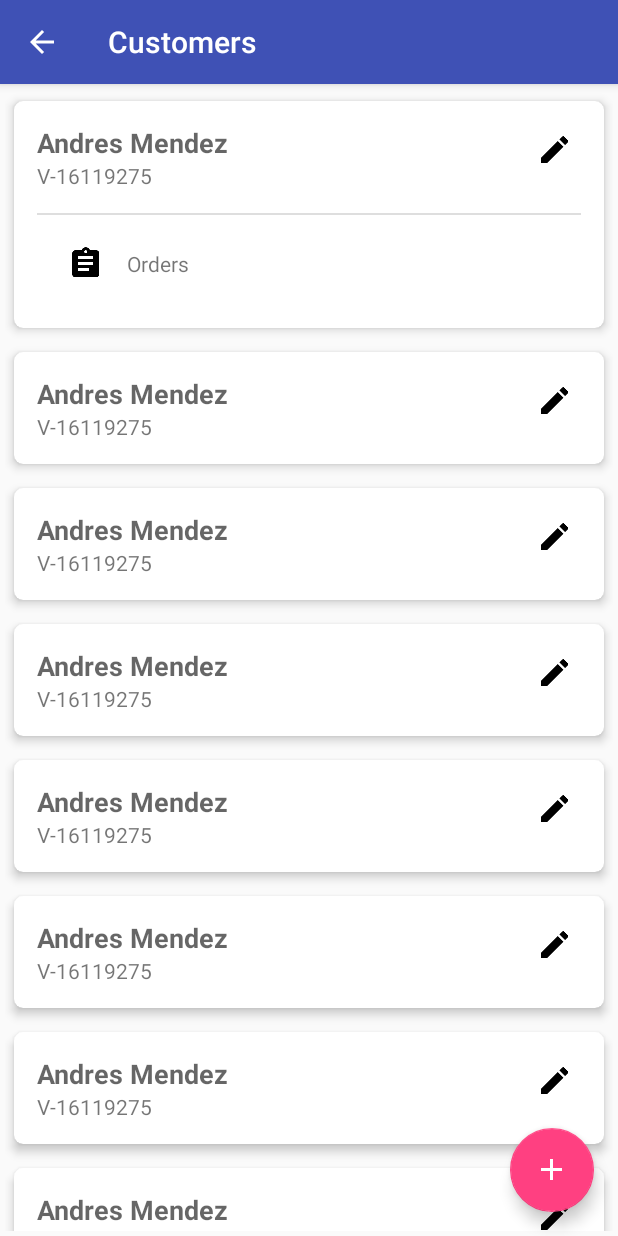
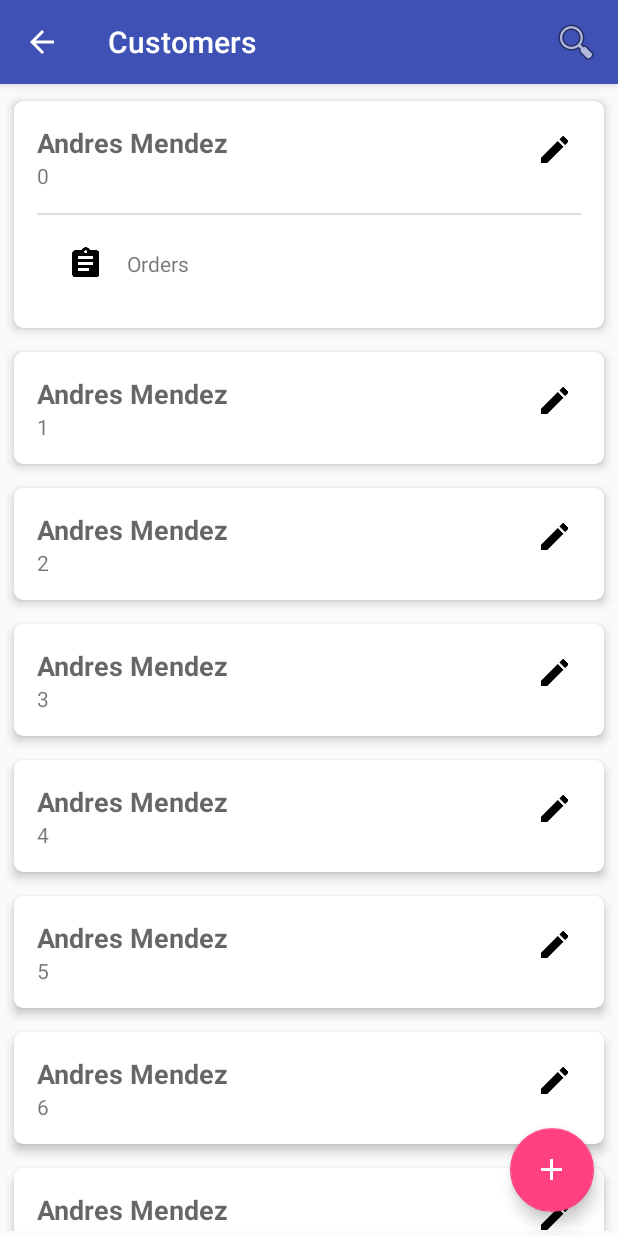
Before and after one commit to andresjose1983/osm, an Android app: the CustomersActivity screen opened directly, with no data from a screen before it, after a tap on "Andres Mendez", on a phone screen of 412 x 824 dp. Run offline under Robolectric (Android 15) with nearby library versions, the phone set to English and light mode, and no system bars.

Commit message:
Improved show customer action

```diff
--- a/app/src/main/java/com/pskloud/osm/CustomersActivity.java
+++ b/app/src/main/java/com/pskloud/osm/CustomersActivity.java
@@ -1,16 +1,15 @@
 package com.pskloud.osm;
 
+import android.app.SearchManager;
 import android.content.Context;
 import android.content.Intent;
 import android.os.Bundle;
 import android.support.design.widget.FloatingActionButton;
-import android.support.design.widget.Snackbar;
-import android.support.v7.app.AppCompatActivity;
 import android.support.v7.widget.DefaultItemAnimator;
 import android.support.v7.widget.LinearLayoutManager;
 import android.support.v7.widget.RecyclerView;
-import android.support.v7.widget.Toolbar;
-import android.view.View;
+import android.support.v7.widget.SearchView;
+import android.view.Menu;
 
 import com.pskloud.osm.adapter.CustomerAdapter;
 import com.pskloud.osm.model.Customer;
@@ -18,13 +17,15 @@ import com.pskloud.osm.model.Customer;
 import java.util.ArrayList;
 import java.util.List;
 
-public class CustomersActivity extends DefaultActivity {
+public class CustomersActivity extends DefaultActivity implements SearchView.OnQueryTextListener {
 
     private FloatingActionButton mFabAdd;
     private RecyclerView mRvCustomers;
     private CustomerAdapter customerAdapter;
+    private SearchView searchView;
+    List<Customer> customers = new ArrayList<>();
 
-    public static void show(Context context){
+    public static void show(Context context) {
         context.startActivity(new Intent(context, CustomersActivity.class));
     }
 
@@ -32,20 +33,31 @@ public class CustomersActivity extends DefaultActivity {
     protected void onCreate(Bundle savedInstanceState) {
         super.onCreate(savedInstanceState);
         setContentView(R.layout.activity_customers);
+    }
 
+    @Override
+    public boolean onCreateOptionsMenu(Menu menu) {
+        // Inflate the menu; this adds items to the action bar if it is present.
+        getMenuInflater().inflate(R.menu.customers, menu);
+        // Associate searchable configuration with the SearchView
+        searchView = (SearchView) menu.findItem(R.id.action_search).getActionView();
+        searchView.setOnQueryTextListener(this);
+
+        SearchManager searchManager = (SearchManager) getSystemService(Context.SEARCH_SERVICE);
+        searchView.setSearchableInfo(searchManager.getSearchableInfo(getComponentName()));
+        return true;
     }
 
     @Override
     public void init() {
         mFabAdd = (FloatingActionButton) findViewById(R.id.fab_add);
-        mRvCustomers = (RecyclerView)findViewById(R.id.rv_customers);
+        mRvCustomers = (RecyclerView) findViewById(R.id.rv_customers);
     }
 
     @Override
     public void setUp() {
-        List<Customer> customers = new ArrayList<>();
         for (int i = 0; i < 1000; i++) {
-            customers.add(new Customer("V-16119275","Andres Mendez","1","1","1"));
+            customers.add(new Customer(Integer.toOctalString(i), "Andres Mendez", "1", "1", "1"));
         }
 
         RecyclerView.LayoutManager mLayoutManager = new LinearLayoutManager(getApplicationContext());
@@ -57,4 +69,20 @@ public class CustomersActivity extends DefaultActivity {
         mRvCustomers.setHasFixedSize(true);
 
     }
+
+    @Override
+    public boolean onQueryTextSubmit(String query) {
+        filterCustomer(query);
+        return false;
+    }
+
+    @Override
+    public boolean onQueryTextChange(String newText) {
+        filterCustomer(newText);
+        return false;
+    }
+
+    private void filterCustomer(String query){
+        customerAdapter.getFilter().filter(query.toLowerCase());
+    }
 }
--- a/app/src/main/java/com/pskloud/osm/adapter/CustomerAdapter.java
+++ b/app/src/main/java/com/pskloud/osm/adapter/CustomerAdapter.java
@@ -6,25 +6,30 @@ import android.support.v7.widget.RecyclerView;
 import android.view.LayoutInflater;
 import android.view.View;
 import android.view.ViewGroup;
+import android.widget.Filter;
+import android.widget.Filterable;
 import android.widget.TextView;
 
 import com.pskloud.osm.R;
 import com.pskloud.osm.model.Customer;
 
+import java.util.ArrayList;
 import java.util.List;
 
 /**
  * Created by andres on 08/06/16.
  */
-public class CustomerAdapter extends RecyclerView.Adapter<CustomerAdapter.CustomerHolder>{
+public class CustomerAdapter extends RecyclerView.Adapter<CustomerAdapter.CustomerHolder> implements Filterable {
 
     private List<Customer> customers;
+    private List<Customer> customersFilter;
 
     public CustomerAdapter(List<Customer> customers) {
         this.customers = customers;
+        this.customersFilter = new ArrayList<>(customers);
     }
 
-    public class CustomerHolder extends RecyclerView.ViewHolder{
+    public class CustomerHolder extends RecyclerView.ViewHolder {
 
         private TextView mTvName;
         private TextView mTvIdentification;
@@ -32,16 +37,21 @@ public class CustomerAdapter extends RecyclerView.Adapter<CustomerAdapter.Custom
 
         public CustomerHolder(View itemView) {
             super(itemView);
-            mTvName = (TextView)itemView.findViewById(R.id.tv_name);
-            mTvIdentification = (TextView)itemView.findViewById(R.id.tv_identification);
+            mTvName = (TextView) itemView.findViewById(R.id.tv_name);
+            mTvIdentification = (TextView) itemView.findViewById(R.id.tv_identification);
             mVActions = itemView.findViewById(R.id.v_actions);
 
             itemView.setOnClickListener(v -> {
-                if (mVActions.getVisibility() == View.VISIBLE) {
-                    collapse();
+                Customer customer = customers.get(getAdapterPosition());
+                if (customer.isView()) {
+                    customer.setView(false);
+                    //collapse();
                 } else {
-                    expand();
+                    customer.setView(true);
+                    //expand();
                 }
+                customers.set(getAdapterPosition(), customer);
+                notifyItemChanged(getAdapterPosition());
             });
         }
 
@@ -84,7 +94,7 @@ public class CustomerAdapter extends RecyclerView.Adapter<CustomerAdapter.Custom
             if (android.os.Build.VERSION.SDK_INT >= android.os.Build.VERSION_CODES.HONEYCOMB) {
 
                 ValueAnimator mAnimator = slideAnimator(mVActions.getHeight(), 0);
-                if(mAnimator != null){
+                if (mAnimator != null) {
                     mAnimator.addListener(new Animator.AnimatorListener() {
                         @Override
                         public void onAnimationStart(Animator animation) {
@@ -110,7 +120,7 @@ public class CustomerAdapter extends RecyclerView.Adapter<CustomerAdapter.Custom
                 }
 
                 mAnimator.start();
-            }else {
+            } else {
                 mVActions.setVisibility(View.GONE);
             }
 
@@ -130,11 +140,65 @@ public class CustomerAdapter extends RecyclerView.Adapter<CustomerAdapter.Custom
         Customer customer = customers.get(position);
         holder.mTvName.setText(customer.getName());
         holder.mTvIdentification.setText(customer.getIdentification());
-
+        if(customer.isView())
+            holder.expand();
+        else
+            holder.collapse();
     }
 
     @Override
     public int getItemCount() {
         return customers.size();
     }
+
+    @Override
+    public Filter getFilter() {
+        return new CustomerFilter(this, customersFilter);
+    }
+
+    private static class CustomerFilter extends Filter{
+
+        private List<Customer> filtersCustomers = new ArrayList<>();
+        final private List<Customer> customers;
+        final private CustomerAdapter customerAdapter;
+
+        public CustomerFilter(CustomerAdapter customerAdapter, List<Customer> customers) {
+            super();
+            this.customers = customers;
+            this.customerAdapter = customerAdapter;
+        }
+
+        @Override
+        protected FilterResults performFiltering(CharSequence constraint) {
+            filtersCustomers.clear();
+            final FilterResults results = new FilterResults();
+
+            if (constraint.length() == 0) {
+                filtersCustomers.addAll(customers);
+            } else {
+                final String filterPattern = constraint.toString().toLowerCase().trim();
+
+                for (final Customer customer : customers) {
+                    if (customer.getName().toLowerCase().contains(filterPattern) ||
+                            customer.getIdentification().toLowerCase().contains(filterPattern)) {
+                        filtersCustomers.add(customer);
+                    }
+                }
+            }
+            results.values = filtersCustomers;
+            results.count = filtersCustomers.size();
+            return results;
+        }
+
+        @Override
+        protected void publishResults(CharSequence constraint, FilterResults results) {
+            customerAdapter.customers.clear();
+            customerAdapter.customers.addAll((ArrayList<Customer>) results.values);
+            customerAdapter.notifyDataSetChanged();
+        }
+
+
+    }
+
+
 }
--- a/app/src/main/java/com/pskloud/osm/model/Customer.java
+++ b/app/src/main/java/com/pskloud/osm/model/Customer.java
@@ -17,6 +17,8 @@ public class Customer implements Parcelable{
     private String contactPerson;
 
     private String telephone;
+
+    private boolean isView;
 
     public Customer(String identification, String name, String address, String contactPerson, String telephone) {
         this.identification = identification;
@@ -66,6 +68,13 @@ public class Customer implements Parcelable{
         this.telephone = telephone;
     }
 
+    public boolean isView() {
+        return isView;
+    }
+
+    public void setView(boolean view) {
+        isView = view;
+    }
 
     @Override
     public int describeContents() {
--- /dev/null
+++ b/app/src/main/res/menu/customers.xml
@@ -0,0 +1,12 @@
+<?xml version="1.0" encoding="utf-8"?>
+<menu xmlns:android="http://schemas.android.com/apk/res/android"
+    xmlns:app="http://schemas.android.com/apk/res-auto">
+
+    <item
+        android:id="@+id/action_search"
+        android:icon="@android:drawable/ic_menu_search"
+        android:orderInCategory="5"
+        android:title="@string/search_title"
+        app:actionViewClass="android.support.v7.widget.SearchView"
+        app:showAsAction="ifRoom|collapseActionView" />
+</menu>
--- a/app/src/main/res/values/strings.xml
+++ b/app/src/main/res/values/strings.xml
@@ -30,6 +30,7 @@
 
     <!-- Customers -->
     <string name="title_activity_customers">Customers</string>
+    <string name="search_title">Search customer</string>
     <!-- End customers-->
 
 </resources>
```
